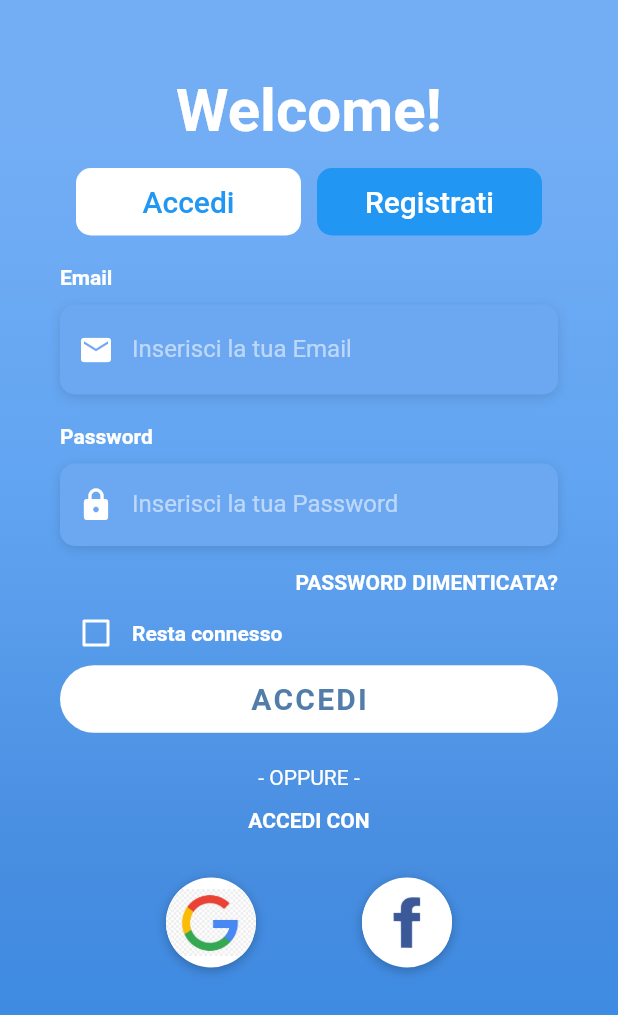
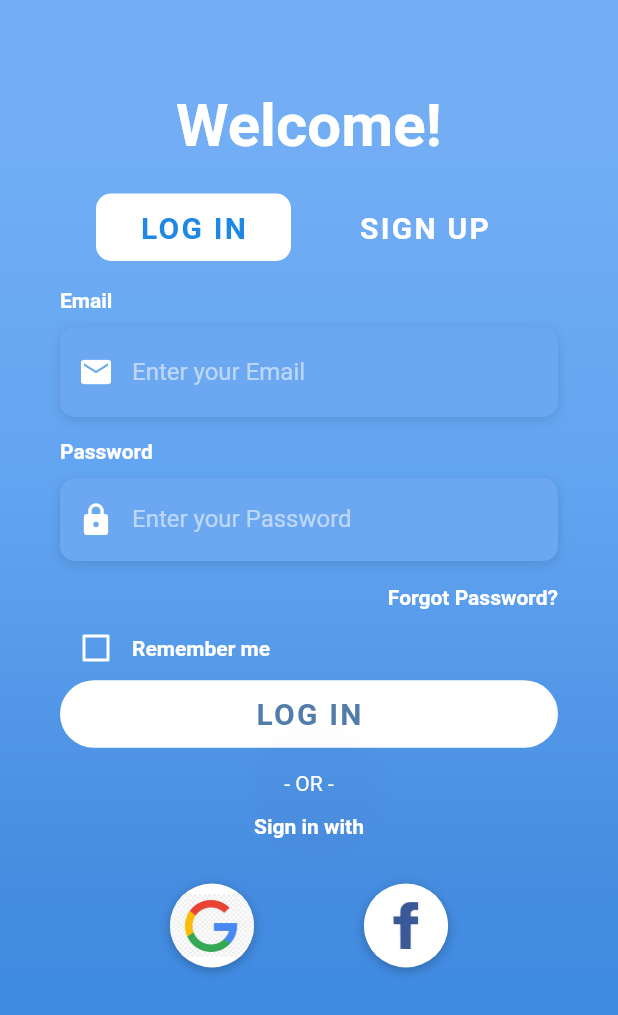
Before and after one commit to ssoBAekiL/BuddyLang, a Flutter app: the screen it shows after launch, on a phone screen of 412 x 824 dp. Shown: the top 1015 px of the screen. Run offline on Flutter 3.47's test engine with Material 2 defaults, Android fonts, the phone set to English and light mode, and no system bars; our stand-ins replace cloud_firestore, firebase_auth, firebase_messaging; accounts and stored records are empty; Roboto replaces fonts that are missing (OpenSans).

Commit message:
Login Firebase

```diff
--- a/lib/main.dart
+++ b/lib/main.dart
@@ -5,6 +5,7 @@ import 'package:buddylang/services/auth_service.dart';
 import 'package:firebase_auth/firebase_auth.dart';
 import 'package:flutter/material.dart';
 import 'package:provider/provider.dart';
+
 void main() => runApp(MultiProvider(providers: [
       ChangeNotifierProvider(create: (_) => UserData()),
       Provider<AuthService>(
--- a/lib/screens/login_screen.dart
+++ b/lib/screens/login_screen.dart
@@ -1,5 +1,5 @@
 import 'package:buddylang/services/auth_service.dart';
-import 'package:buddylang/utilities/constants%20copy.dart';
+import 'package:buddylang/utilities/constants.dart';
 import 'package:flutter/material.dart';
 import 'package:flutter/services.dart';
 import 'package:provider/provider.dart';
@@ -20,16 +20,17 @@ class _LoginScreenState extends State<LoginScreen> {
       key: _loginFormKey,
       child: Column(
         children: <Widget>[
-          const SizedBox(height: 20.0),
+          const SizedBox(height: 18.0),
           _buildEmailTF(),
-          const SizedBox(height: 20.0),
+          const SizedBox(height: 15.0),
           _buildPasswordTF(),
           _buildForgotPasswordBtn(),
           _buildRememberMeCheckbox(),
           _buildLoginBtn(),
-          const SizedBox(height: 10.0),
+          const SizedBox(height: 4.0),
           _buildSignInWithText(),
           _buildSocialBtnRow(),
+
         ],
       ),
     );
@@ -42,12 +43,12 @@ class _LoginScreenState extends State<LoginScreen> {
         children: <Widget>[
           const SizedBox(height: 20.0),
           _buildNameTF(),
-          const SizedBox(height: 20.0),
+          const SizedBox(height: 15.0),
           _buildEmailTF(),
-          const SizedBox(height: 20.0),
+          const SizedBox(height: 15.0),
           _buildPasswordTF(),
-          const SizedBox(height: 20.0),
-          _buildLoginBtn()
+          const SizedBox(height: 15.0),
+          _buildSignBtn()
         ],
       ),
     );
@@ -79,11 +80,11 @@ class _LoginScreenState extends State<LoginScreen> {
                 Icons.person,
                 color: Colors.white,
               ),
-              hintText: 'Inserisci una Username',
+              hintText: 'Enter a Username',
               hintStyle: kHintTextStyle,
             ),
             validator: (input) =>
-                input.trim().isEmpty ? 'Per favore inserisci un nome' : null,
+                input.trim().isEmpty ? 'Please, enter a Username' : null,
             onSaved: (input) => _name = input.trim(),
           ),
         ),
@@ -117,11 +118,11 @@ class _LoginScreenState extends State<LoginScreen> {
                 Icons.email,
                 color: Colors.white,
               ),
-              hintText: 'Inserisci la tua Email',
+              hintText: 'Enter your Email',
               hintStyle: kHintTextStyle,
             ),
             validator: (input) => !input.contains('@')
-                ? 'Per favore inserisci una mail valida'
+                ? 'Please enter a valid Email'
                 : null,
             onSaved: (input) => _email = input,
           ),
@@ -156,11 +157,12 @@ class _LoginScreenState extends State<LoginScreen> {
                 Icons.lock,
                 color: Colors.white,
               ),
-              hintText: 'Inserisci la tua Password',
+              hintText: 'Enter your Password',
               hintStyle: kHintTextStyle,
             ),
-            validator: (input) =>
-                input.length < 6 ? 'La password deve essere di almeno 6 caratteri' : null,
+            validator: (input) => input.length < 6
+                ? 'La password deve essere di almeno 6 caratteri'
+                : null,
             onSaved: (input) => _password = input,
           ),
         ),
@@ -211,7 +213,7 @@ class _LoginScreenState extends State<LoginScreen> {
         onPressed: () => print('Forgot Password Button Pressed'),
         padding: EdgeInsets.only(right: 0.0),
         child: Text(
-          'PASSWORD DIMENTICATA?',
+          'Forgot Password?',
           style: kLabelStyle,
         ),
       ),
@@ -237,7 +239,7 @@ class _LoginScreenState extends State<LoginScreen> {
             ),
           ),
           Text(
-            'Resta connesso',
+            'Remember me',
             style: kLabelStyle,
           ),
         ],
@@ -258,7 +260,7 @@ class _LoginScreenState extends State<LoginScreen> {
         ),
         color: Colors.white,
         child: Text(
-          'ACCEDI',
+          'LOG IN',
           style: TextStyle(
             color: Color(0xFF527DAA),
             letterSpacing: 1.5,
@@ -271,19 +273,52 @@ class _LoginScreenState extends State<LoginScreen> {
     );
   }
 
+  Widget _buildSignBtn() {
+    return Container(
+      padding: EdgeInsets.symmetric(vertical: 10.0),
+      width: double.infinity,
+      child: RaisedButton(
+        elevation: .0,
+        onPressed: _submit,
+        padding: EdgeInsets.all(11.0),
+        shape: RoundedRectangleBorder(
+          borderRadius: BorderRadius.circular(30.0),
+        ),
+        color: Colors.white,
+        child: Text(
+          'SIGN UP',
+          style: TextStyle(
+            color: Color(0xFF527DAA),
+            letterSpacing: 1.5,
+            fontSize: 20.0,
+            fontWeight: FontWeight.bold,
+            fontFamily: 'OpenSans',
+          ),
+        ),
+      ),
+    );
+  }
+
+
   Widget _buildSignInWithText() {
     return Column(
       children: <Widget>[
         Text(
-          '- OPPURE -',
+          '- OR -',
           style: TextStyle(
-            color: Colors.white,
-            fontWeight: FontWeight.w400,
-          ),
+              color: Colors.white,
+              fontWeight: FontWeight.w400,
+              shadows: [
+                Shadow(
+                  blurRadius: 75.0,
+                  color: Colors.black,
+                  offset: Offset(5.0, 5.0),
+                ),
+              ]),
         ),
         SizedBox(height: 13.0),
         Text(
-          'ACCEDI CON',
+          'Sign in with',
           style: kLabelStyle,
         ),
       ],
@@ -294,8 +329,8 @@ class _LoginScreenState extends State<LoginScreen> {
     return GestureDetector(
       onTap: onTap,
       child: Container(
-        height: 60.0,
-        width: 60.0,
+        height: 56.0,
+        width: 56.0,
         decoration: BoxDecoration(
           shape: BoxShape.circle,
           color: Colors.white,
@@ -366,6 +401,7 @@ class _LoginScreenState extends State<LoginScreen> {
               Container(
                 height: double.infinity,
                 child: SingleChildScrollView(
+                  physics: const NeverScrollableScrollPhysics(),
                   padding: EdgeInsets.symmetric(
                     horizontal: 40.0,
                     vertical: 40.0,
@@ -373,7 +409,7 @@ class _LoginScreenState extends State<LoginScreen> {
                   child: Column(
                     mainAxisAlignment: MainAxisAlignment.center,
                     children: <Widget>[
-                      const SizedBox(height: 10.0),
+                      const SizedBox(height: 20.0),
                       Text(
                         'Welcome!',
                         style: TextStyle(
@@ -382,12 +418,16 @@ class _LoginScreenState extends State<LoginScreen> {
                           fontWeight: FontWeight.bold,
                         ),
                       ),
-                      const SizedBox(height: 15.0),
+                      const SizedBox(height: 22.0),
+
                       Row(
+
                         mainAxisAlignment: MainAxisAlignment.spaceEvenly,
                         children: <Widget>[
+
                           Container(
-                            width: 150.0,
+
+                            width: 130.0,
                             height: 45.0,
                             child: FlatButton(
                               shape: RoundedRectangleBorder(
@@ -395,13 +435,16 @@ class _LoginScreenState extends State<LoginScreen> {
                               ),
                               color: _selectedIndex == 0
                                   ? Colors.white
-                                  : Colors.blue,
+                                  : Colors.blue[450],
                               child: Text(
-                                'Accedi',
+                                'LOG IN',
                                 style: TextStyle(
+                                  letterSpacing: 1.5,
                                   fontSize: 20.0,
+                                  fontWeight: FontWeight.bold,
+                                  fontFamily: 'OpenSans',
                                   color: _selectedIndex == 0
-                                      ? Colors.blue
+                                      ? Colors.blue[600]
                                       : Colors.white,
                                 ),
                               ),
@@ -410,7 +453,7 @@ class _LoginScreenState extends State<LoginScreen> {
                             ),
                           ),
                           Container(
-                            width: 150.0,
+                            width: 130.0,
                             height: 45.0,
                             child: FlatButton(
                               shape: RoundedRectangleBorder(
@@ -418,11 +461,14 @@ class _LoginScreenState extends State<LoginScreen> {
                               ),
                               color: _selectedIndex == 1
                                   ? Colors.white
-                                  : Colors.blue,
+                                  : Colors.blue[450],
                               child: Text(
-                                'Registrati',
+                                'SIGN UP',
                                 style: TextStyle(
+                                  letterSpacing: 1.5,
                                   fontSize: 20.0,
+                                  fontWeight: FontWeight.bold,
+                                  fontFamily: 'OpenSans',
                                   color: _selectedIndex == 1
                                       ? Colors.blue
                                       : Colors.white,
--- a/lib/utilities/constants copy.dart
+++ /dev/null
@@ -1,24 +0,0 @@
-import 'package:flutter/material.dart';
-
-final kHintTextStyle = TextStyle(
-  color: Colors.white54,
-  fontFamily: 'OpenSans',
-);
-
-final kLabelStyle = TextStyle(
-  color: Colors.white,
-  fontWeight: FontWeight.bold,
-  fontFamily: 'OpenSans',
-);
-
-final kBoxDecorationStyle = BoxDecoration(
-  color: Color(0xFF6CA8F1),
-  borderRadius: BorderRadius.circular(10.0),
-  boxShadow: [
-    BoxShadow(
-      color: Colors.black12,
-      blurRadius: 6.0,
-      offset: Offset(0, 2),
-    ),
-  ],
-);
```
